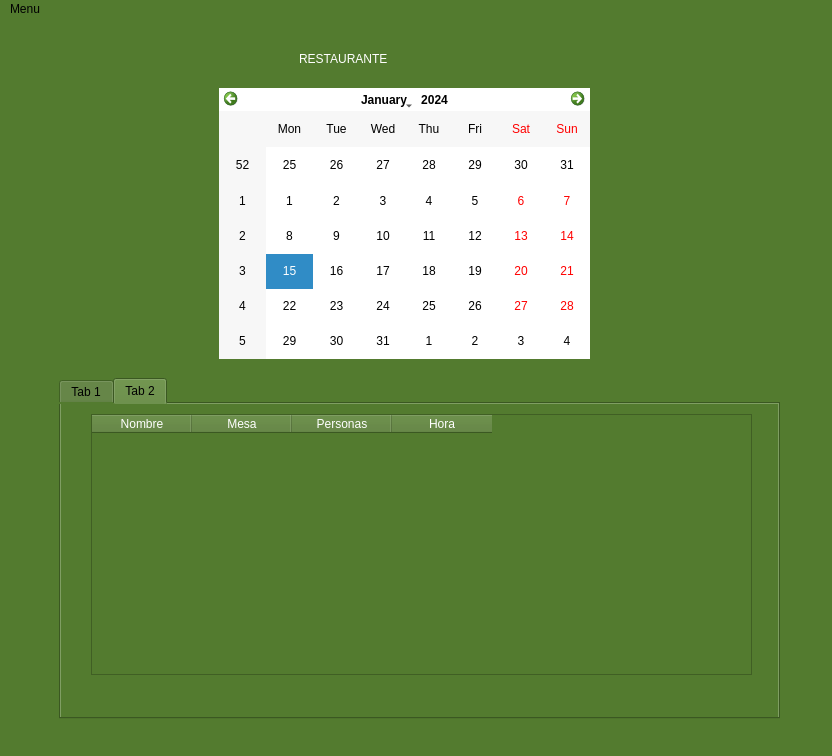
Old version of the form mainwindow.ui in the repository valeAlfaro5/ProyectoLenguajesDeProgramacion.
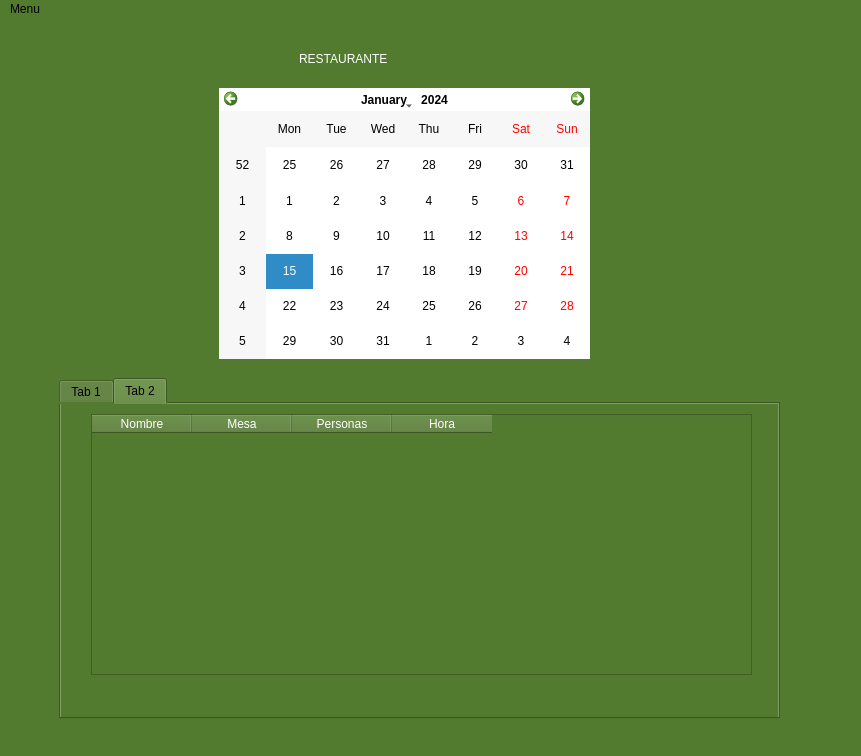
New version of the form.

Diff of the .ui file:
```diff
--- a/mainwindow.ui
+++ b/mainwindow.ui
@@ -6,7 +6,7 @@
    <rect>
     <x>0</x>
     <y>0</y>
-    <width>832</width>
+    <width>861</width>
     <height>756</height>
    </rect>
   </property>
@@ -141,8 +141,8 @@
     <rect>
      <x>0</x>
      <y>0</y>
-     <width>832</width>
-     <height>21</height>
+     <width>861</width>
+     <height>24</height>
     </rect>
    </property>
    <widget class="QMenu" name="menuMenu">
```
